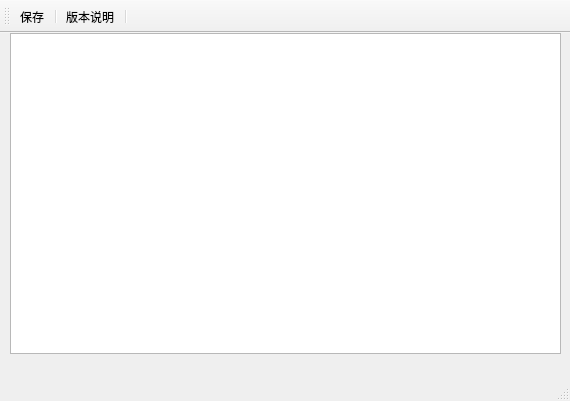
Above: dailyplan/mainwindow.ui from Dietes/Daily-planner before the change. Below: the same form after it.
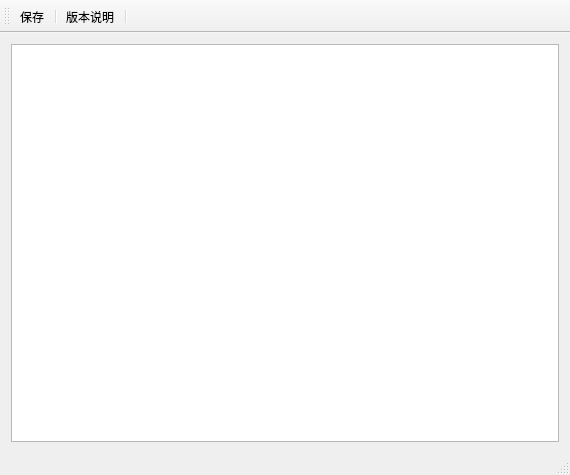
That is the form after the change. Icons and pictures are not drawn.

```diff
--- a/dailyplan/mainwindow.ui
+++ b/dailyplan/mainwindow.ui
@@ -7,23 +7,34 @@
     <x>0</x>
     <y>0</y>
     <width>570</width>
-    <height>401</height>
+    <height>475</height>
    </rect>
   </property>
+  <property name="sizePolicy">
+   <sizepolicy hsizetype="Expanding" vsizetype="Expanding">
+    <horstretch>0</horstretch>
+    <verstretch>0</verstretch>
+   </sizepolicy>
+  </property>
   <property name="windowTitle">
    <string>MainWindow</string>
   </property>
+  <property name="styleSheet">
+   <string notr="true">border-image: url(:/myjpg/未标题-1.jpg);</string>
+  </property>
   <widget class="QWidget" name="centralWidget">
-   <widget class="QTextEdit" name="writeEdit">
-    <property name="geometry">
-     <rect>
-      <x>10</x>
-      <y>0</y>
-      <width>551</width>
-      <height>321</height>
-     </rect>
-    </property>
-   </widget>
+   <layout class="QGridLayout" name="gridLayout">
+    <item row="0" column="0">
+     <widget class="QTextEdit" name="writeEdit">
+      <property name="sizePolicy">
+       <sizepolicy hsizetype="Preferred" vsizetype="Preferred">
+        <horstretch>0</horstretch>
+        <verstretch>0</verstretch>
+       </sizepolicy>
+      </property>
+     </widget>
+    </item>
+   </layout>
   </widget>
   <widget class="QMenuBar" name="menuBar">
    <property name="geometry">
```
Left out of the diff: 3 changed lines with no effect on the pictures.
